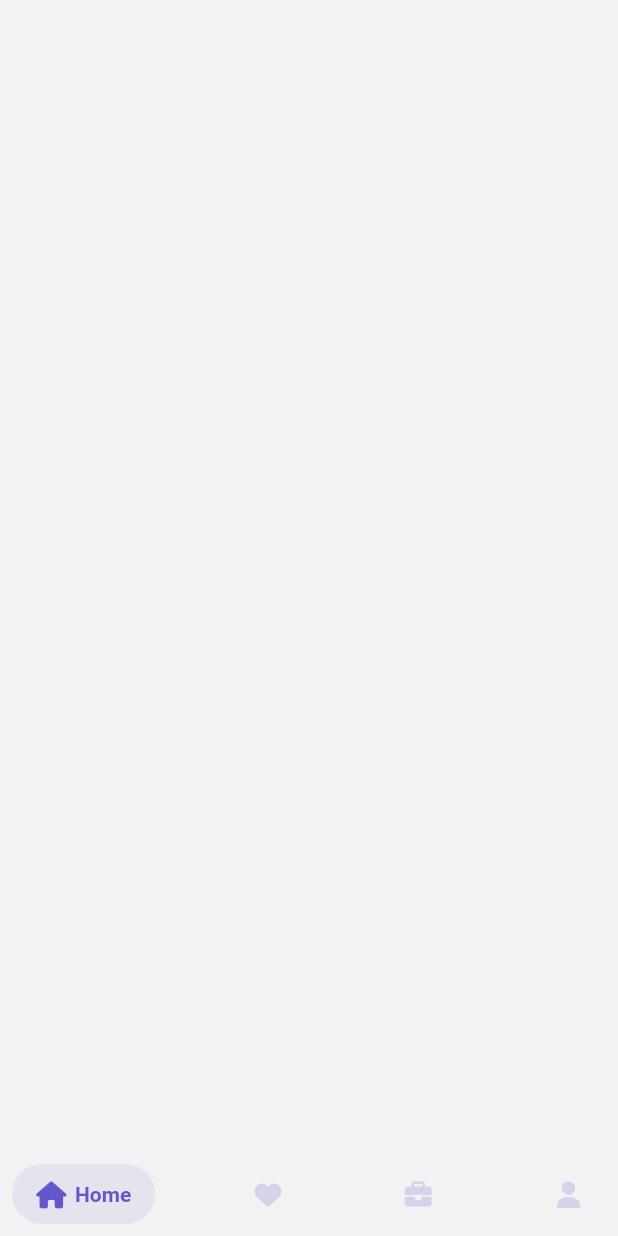
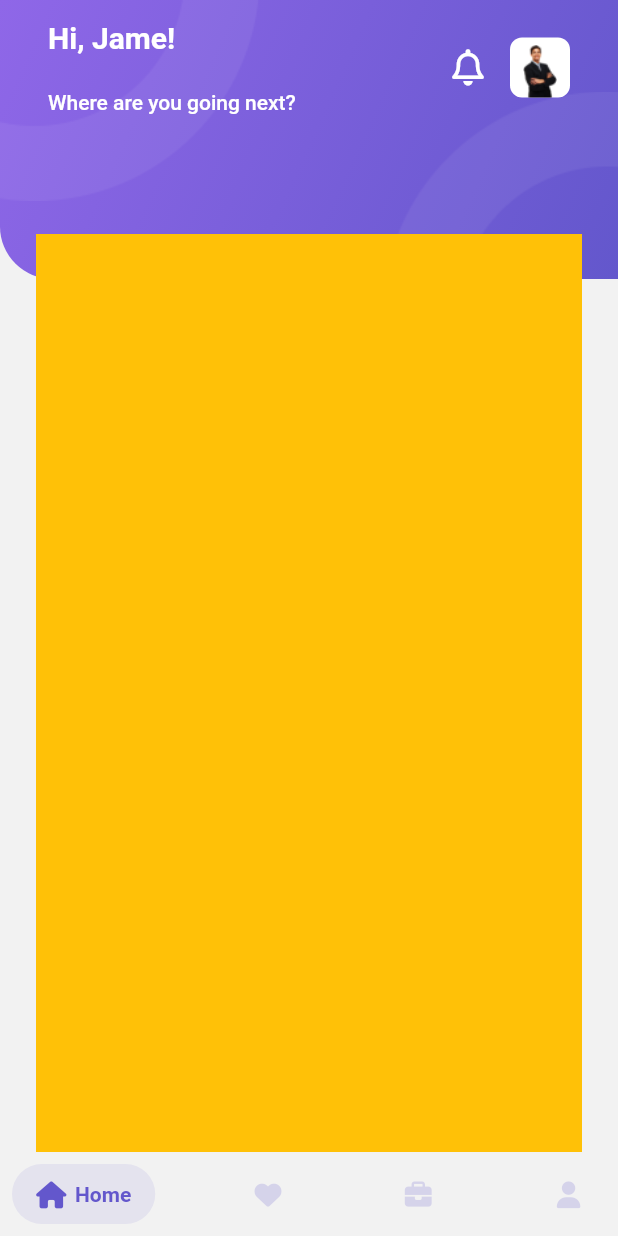
Before and after one commit to TruongAnim/travel_app_ui, a Flutter app: the MainApp screen opened by its route, on a phone screen of 412 x 824 dp. Run offline on Flutter 3.47's test engine with Material 2 defaults, Android fonts, the phone set to English and light mode, and no system bars; drawn by our look-alikes of salomon_bottom_bar; our stand-ins replace font_awesome_flutter, hive_flutter, smooth_page_indicator; accounts and stored records are empty.

Commit message:
edit appbar

```diff
--- a/lib/core/helpers/assets_helper.dart
+++ b/lib/core/helpers/assets_helper.dart
@@ -7,4 +7,7 @@ class AssetsHelper {
   static const String intro1 = '${imageAssets}intro1.png';
   static const String intro2 = '${imageAssets}intro2.png';
   static const String intro3 = '${imageAssets}intro3.png';
+  static const String oval1 = '${imageAssets}oval1.png';
+  static const String oval2 = '${imageAssets}oval2.png';
+  static const String person = '${imageAssets}person.png';
 }
--- a/lib/representation/screen/home_screen.dart
+++ b/lib/representation/screen/home_screen.dart
@@ -1,4 +1,9 @@
 import 'package:flutter/material.dart';
+import 'package:font_awesome_flutter/font_awesome_flutter.dart';
+import 'package:travel_app_ui/core/constants/dismention_constants.dart';
+import 'package:travel_app_ui/core/helpers/assets_helper.dart';
+import 'package:travel_app_ui/core/helpers/image_helper.dart';
+import 'package:travel_app_ui/representation/widgets/app_bar_container.dart';
 
 class HomeScreen extends StatefulWidget {
   const HomeScreen({super.key});
@@ -10,6 +15,54 @@ class HomeScreen extends StatefulWidget {
 class _HomeScreenState extends State<HomeScreen> {
   @override
   Widget build(BuildContext context) {
-    return Container();
+    return AppBarContainer(
+      // titleString: 'hello',
+      // emplementLeading: true,
+      // emplementTraling: true,
+      title: Padding(
+        padding: EdgeInsets.symmetric(horizontal: kDefaultPadding),
+        child: Row(
+          children: [
+            Column(
+              crossAxisAlignment: CrossAxisAlignment.start,
+              children: [
+                Text(
+                  'Hi, Jame!',
+                  style: TextStyle(fontWeight: FontWeight.bold, fontSize: 20),
+                ),
+                SizedBox(
+                  height: kMediumPadding,
+                ),
+                Text(
+                  'Where are you going next?',
+                  style: const TextStyle(fontSize: 14),
+                )
+              ],
+            ),
+            Spacer(),
+            Icon(
+              FontAwesomeIcons.bell,
+            ),
+            SizedBox(
+              width: kDefaultPadding,
+            ),
+            Container(
+              width: 40,
+              height: 40,
+              padding: EdgeInsets.only(top: kMinPadding),
+              decoration: BoxDecoration(
+                  borderRadius: BorderRadius.all(
+                    Radius.circular(kTopPadding),
+                  ),
+                  color: Colors.white),
+              child: ImageHelper.loadFromAsset(AssetsHelper.person),
+            )
+          ],
+        ),
+      ),
+      child: Container(
+        color: Colors.amber,
+      ),
+    );
   }
 }
--- /dev/null
+++ b/lib/representation/widgets/app_bar_container.dart
@@ -0,0 +1,116 @@
+import 'package:flutter/material.dart';
+import 'package:font_awesome_flutter/font_awesome_flutter.dart';
+import 'package:travel_app_ui/core/constants/color_constants.dart';
+import 'package:travel_app_ui/core/constants/dismention_constants.dart';
+import 'package:travel_app_ui/core/helpers/assets_helper.dart';
+import 'package:travel_app_ui/core/helpers/image_helper.dart';
+
+class AppBarContainer extends StatefulWidget {
+  const AppBarContainer(
+      {super.key,
+      required this.child,
+      this.title,
+      this.titleString,
+      this.emplementLeading = false,
+      this.emplementTraling = false});
+  final Widget child;
+  final Widget? title;
+  final String? titleString;
+  final bool emplementLeading;
+  final bool emplementTraling;
+  @override
+  State<AppBarContainer> createState() => _AppBarContainerState();
+}
+
+class _AppBarContainerState extends State<AppBarContainer> {
+  @override
+  Widget build(BuildContext context) {
+    return Scaffold(
+      body: Stack(
+        children: [
+          SizedBox(
+            height: 186,
+            child: AppBar(
+              centerTitle: true,
+              automaticallyImplyLeading: false,
+              elevation: 0,
+              toolbarHeight: 90,
+              backgroundColor: ColorPalette.backgroundScaffodColor,
+              title: widget.title ??
+                  Row(
+                    children: [
+                      if (widget.emplementLeading)
+                        Container(
+                          decoration: const BoxDecoration(
+                              borderRadius: BorderRadius.all(
+                                Radius.circular(kDefaultPadding),
+                              ),
+                              color: Colors.white),
+                          padding: const EdgeInsets.all(kItemPadding),
+                          child: const Icon(
+                            FontAwesomeIcons.arrowLeft,
+                            color: Colors.black,
+                          ),
+                        ),
+                      Expanded(
+                        child: Center(
+                          child: Column(
+                            children: [
+                              Text(
+                                widget.titleString ?? '',
+                                style: const TextStyle(
+                                    fontWeight: FontWeight.bold, fontSize: 20),
+                              )
+                            ],
+                          ),
+                        ),
+                      ),
+                      if (widget.emplementTraling)
+                        Container(
+                          decoration: const BoxDecoration(
+                              borderRadius: BorderRadius.all(
+                                Radius.circular(kDefaultPadding),
+                              ),
+                              color: Colors.white),
+                          padding: const EdgeInsets.all(kItemPadding),
+                          child: const Icon(
+                            FontAwesomeIcons.bars,
+                            color: Colors.black,
+                          ),
+                        ),
+                    ],
+                  ),
+              flexibleSpace: Stack(
+                children: [
+                  Container(
+                    decoration: const BoxDecoration(
+                      gradient: Gradients.defaultGradient,
+                      borderRadius: BorderRadius.only(
+                        bottomLeft: Radius.circular(35),
+                      ),
+                    ),
+                  ),
+                  Positioned(
+                    top: 0,
+                    left: 0,
+                    child: ImageHelper.loadFromAsset(AssetsHelper.oval1),
+                  ),
+                  Positioned(
+                    bottom: 0,
+                    right: 0,
+                    child: ImageHelper.loadFromAsset(AssetsHelper.oval2),
+                  )
+                ],
+              ),
+            ),
+          ),
+          Container(
+            margin: const EdgeInsets.only(top: 156),
+            padding: const EdgeInsets.symmetric(horizontal: kMediumPadding),
+            child: widget.child,
+          ),
+        ],
+      ),
+    );
+  }
+}
```
Also changed, not shown: assets/images/oval1.png (added), assets/images/oval2.png (added), assets/images/person.png (added).
